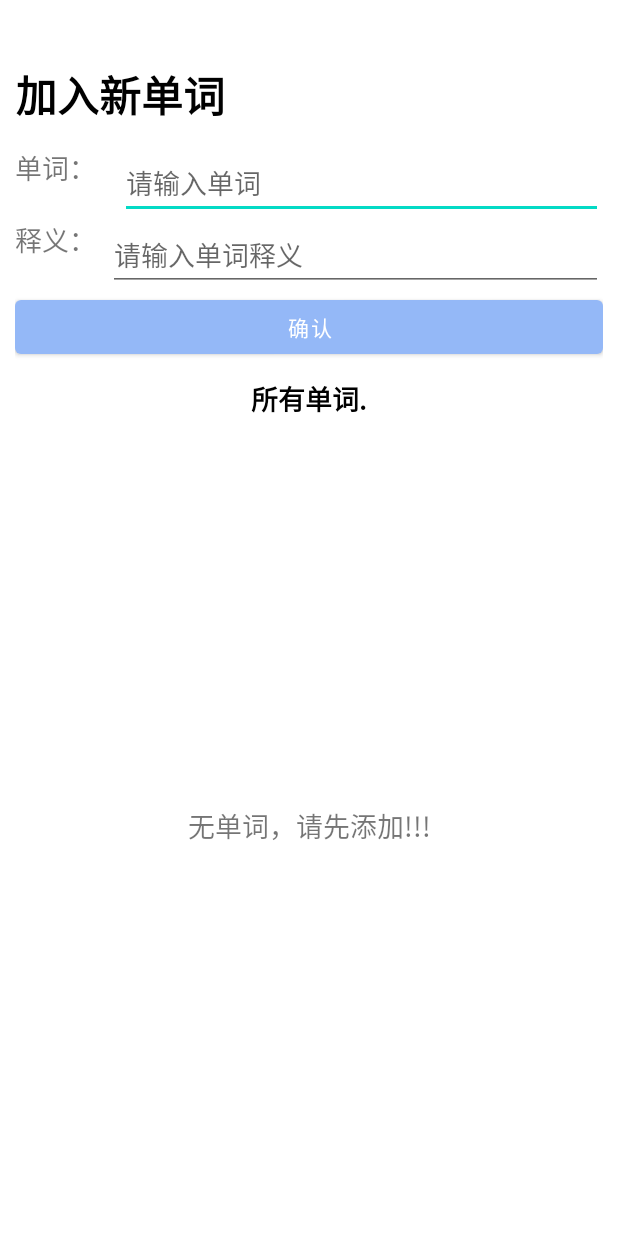
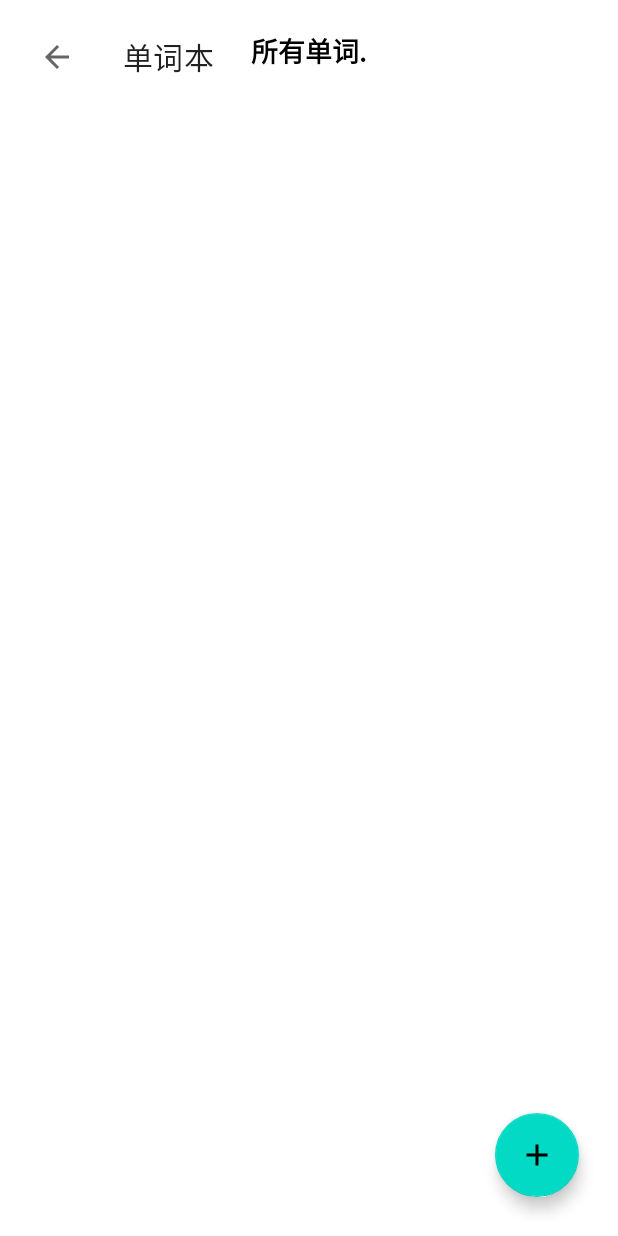
Before and after one commit to bin549/JYWordApp, an Android app: the WordEditor screen opened directly, with no data from a screen before it, on a phone screen of 412 x 824 dp. Run offline under Robolectric (Android 15) with nearby library versions, the phone set to English and light mode, and no system bars.

Commit message:
用户个人界面 #1

```diff
--- a/app/src/main/java/com/android/jywordapp/activities/MainActivity.kt
+++ b/app/src/main/java/com/android/jywordapp/activities/MainActivity.kt
@@ -25,7 +25,7 @@ class MainActivity : AppCompatActivity() {
             if (etName.text.toString().isEmpty() || etPassword.text.toString().isEmpty()) {
                 Toast.makeText(this, "用户名或者密码不能为空.", Toast.LENGTH_SHORT).show()
             } else {
-                val intent = Intent(this@MainActivity, WordEditor::class.java)
+                val intent = Intent(this@MainActivity, ProfileActivity::class.java)
                 GlobalScope.launch {
                     val user = userDao.fetchUser(etName.text.toString(), etPassword.text.toString())
                     if (user != null) {
--- /dev/null
+++ b/app/src/main/res/drawable-v24/ic_action_add_24dp.xml
@@ -0,0 +1,9 @@
+<vector xmlns:android="http://schemas.android.com/apk/res/android"
+    android:width="24dp"
+    android:height="24dp"
+    android:tint="#FFFFFF"
+    android:viewportWidth="24.0"
+    android:viewportHeight="24.0">
+    <path android:fillColor="@android:color/white"
+        android:pathData="M19,13h-6v6h-2v-6H5v-2h6V5h2v6h6v2z"/>
+</vector>
--- /dev/null
+++ b/app/src/main/res/drawable/ic_calendar.xml
@@ -0,0 +1,4 @@
+<?xml version="1.0" encoding="utf-8"?>
+<selector xmlns:android="http://schemas.android.com/apk/res/android">
+
+</selector>
--- /dev/null
+++ b/app/src/main/res/drawable/item_circular_color_accent_background.xml
@@ -0,0 +1,4 @@
+<?xml version="1.0" encoding="utf-8"?>
+<shape xmlns:android="http://schemas.android.com/apk/res/android" android:shape="oval">
+    <solid android:color="@color/colorAccent"/>
+</shape>
--- a/app/src/main/res/layout/activity_word_editor.xml
+++ b/app/src/main/res/layout/activity_word_editor.xml
@@ -1,5 +1,5 @@
 <?xml version="1.0" encoding="utf-8"?>
-<androidx.constraintlayout.widget.ConstraintLayout xmlns:android="http://schemas.android.com/apk/res/android"
+<FrameLayout xmlns:android="http://schemas.android.com/apk/res/android"
     xmlns:app="http://schemas.android.com/apk/res-auto"
     xmlns:tools="http://schemas.android.com/tools"
     android:layout_width="match_parent"
@@ -8,71 +8,78 @@
     tools:layout_editor_absoluteX="16dp"
     tools:layout_editor_absoluteY="48dp">
 
-    <TextView
-        android:id="@+id/tvTitle"
-        android:layout_width="wrap_content"
-        android:layout_height="wrap_content"
-        android:layout_marginTop="32dp"
-        android:text="加入新单词"
-        android:textColor="@android:color/black"
-        android:textSize="28sp"
-        android:textStyle="bold"
-        app:layout_constraintStart_toStartOf="parent"
-        app:layout_constraintTop_toTopOf="parent" />
+    <androidx.appcompat.widget.Toolbar
+        android:id="@+id/toolbar_word_editor_activity"
+        android:layout_width="match_parent"
+        android:layout_height="?android:attr/actionBarSize"
+        android:background="#FFFFFF" />
 
-    <TextView
-        android:id="@+id/tvNameLabel"
-        android:layout_width="wrap_content"
-        android:layout_height="wrap_content"
-        android:text="单词："
-        android:textSize="18sp"
-        app:layout_constraintBottom_toBottomOf="@id/etName"
-        app:layout_constraintEnd_toStartOf="@id/etName"
-        app:layout_constraintStart_toStartOf="@id/etName"
-        app:layout_constraintTop_toTopOf="@id/etName"
-        app:layout_constraintVertical_bias="0.0" />
 
-    <EditText
-        android:id="@+id/etName"
-        android:layout_width="0dp"
-        android:layout_height="wrap_content"
-        android:layout_marginStart="16dp"
-        android:layout_marginTop="88dp"
-        android:hint="请输入单词"
-        app:layout_constraintEnd_toEndOf="parent"
-        app:layout_constraintStart_toEndOf="@id/tvNameLabel"
-        app:layout_constraintTop_toTopOf="parent" />
+<!--    <TextView-->
+<!--        android:id="@+id/tvTitle"-->
+<!--        android:layout_width="wrap_content"-->
+<!--        android:layout_height="wrap_content"-->
+<!--        android:layout_marginTop="32dp"-->
+<!--        android:text="加入新单词"-->
+<!--        android:textColor="@android:color/black"-->
+<!--        android:textSize="28sp"-->
+<!--        android:textStyle="bold"-->
+<!--        app:layout_constraintStart_toStartOf="parent"-->
+<!--        app:layout_constraintTop_toTopOf="parent" />-->
 
-    <TextView
-        android:id="@+id/tvEmailLabel"
-        android:layout_width="wrap_content"
-        android:layout_height="wrap_content"
-        android:text="释义："
-        android:textSize="18sp"
-        app:layout_constraintBottom_toBottomOf="@id/etEmailId"
-        app:layout_constraintEnd_toStartOf="@id/etEmailId"
-        app:layout_constraintStart_toStartOf="parent"
-        app:layout_constraintTop_toTopOf="@id/etEmailId"
-        app:layout_constraintVertical_bias="0.0" />
+<!--    <TextView-->
+<!--        android:id="@+id/tvNameLabel"-->
+<!--        android:layout_width="wrap_content"-->
+<!--        android:layout_height="wrap_content"-->
+<!--        android:text="单词："-->
+<!--        android:textSize="18sp"-->
+<!--        app:layout_constraintBottom_toBottomOf="@id/etName"-->
+<!--        app:layout_constraintEnd_toStartOf="@id/etName"-->
+<!--        app:layout_constraintStart_toStartOf="@id/etName"-->
+<!--        app:layout_constraintTop_toTopOf="@id/etName"-->
+<!--        app:layout_constraintVertical_bias="0.0" />-->
 
-    <EditText
-        android:id="@+id/etEmailId"
-        android:layout_width="0dp"
-        android:layout_height="wrap_content"
-        android:layout_marginStart="8dp"
-        android:hint="请输入单词释义"
-        android:inputType="textEmailAddress"
-        app:layout_constraintEnd_toEndOf="parent"
-        app:layout_constraintStart_toEndOf="@id/tvEmailLabel"
-        app:layout_constraintTop_toBottomOf="@id/etName" />
+<!--    <EditText-->
+<!--        android:id="@+id/etName"-->
+<!--        android:layout_width="0dp"-->
+<!--        android:layout_height="wrap_content"-->
+<!--        android:layout_marginStart="16dp"-->
+<!--        android:layout_marginTop="88dp"-->
+<!--        android:hint="请输入单词"-->
+<!--        app:layout_constraintEnd_toEndOf="parent"-->
+<!--        app:layout_constraintStart_toEndOf="@id/tvNameLabel"-->
+<!--        app:layout_constraintTop_toTopOf="parent" />-->
 
-    <Button
-        android:id="@+id/btnAdd"
-        android:layout_width="match_parent"
-        android:layout_height="wrap_content"
-        android:text="确认"
-        app:layout_constraintTop_toBottomOf="@id/etEmailId"
-        tools:layout_editor_absoluteX="26dp" />
+<!--    <TextView-->
+<!--        android:id="@+id/tvEmailLabel"-->
+<!--        android:layout_width="wrap_content"-->
+<!--        android:layout_height="wrap_content"-->
+<!--        android:text="释义："-->
+<!--        android:textSize="18sp"-->
+<!--        app:layout_constraintBottom_toBottomOf="@id/etEmailId"-->
+<!--        app:layout_constraintEnd_toStartOf="@id/etEmailId"-->
+<!--        app:layout_constraintStart_toStartOf="parent"-->
+<!--        app:layout_constraintTop_toTopOf="@id/etEmailId"-->
+<!--        app:layout_constraintVertical_bias="0.0" />-->
+
+<!--    <EditText-->
+<!--        android:id="@+id/etEmailId"-->
+<!--        android:layout_width="0dp"-->
+<!--        android:layout_height="wrap_content"-->
+<!--        android:layout_marginStart="8dp"-->
+<!--        android:hint="请输入单词释义"-->
+<!--        android:inputType="textEmailAddress"-->
+<!--        app:layout_constraintEnd_toEndOf="parent"-->
+<!--        app:layout_constraintStart_toEndOf="@id/tvEmailLabel"-->
+<!--        app:layout_constraintTop_toBottomOf="@id/etName" />-->
+
+<!--    <Button-->
+<!--        android:id="@+id/btnAdd"-->
+<!--        android:layout_width="match_parent"-->
+<!--        android:layout_height="wrap_content"-->
+<!--        android:text="确认"-->
+<!--        app:layout_constraintTop_toBottomOf="@id/etEmailId"-->
+<!--        tools:layout_editor_absoluteX="26dp" />-->
 
     <TextView
         android:id="@+id/tvName"
@@ -85,8 +92,8 @@
         android:textColor="@android:color/black"
         android:textSize="18sp"
         android:textStyle="bold"
-        app:layout_constraintTop_toBottomOf="@id/btnAdd"
         tools:layout_editor_absoluteX="36dp" />
+<!--    app:layout_constraintTop_toBottomOf="@id/btnAdd"-->
 
     <androidx.recyclerview.widget.RecyclerView
         android:id="@+id/rvItemsList"
@@ -107,8 +114,17 @@
         android:textSize="18sp"
         android:visibility="gone"
         app:layout_constraintBottom_toBottomOf="parent"
-        app:layout_constraintTop_toBottomOf="@id/btnAdd"
         app:layout_constraintVertical_bias="0.541"
         tools:layout_editor_absoluteX="26dp"
         tools:visibility="visible" />
-</androidx.constraintlayout.widget.ConstraintLayout>
+    <!--    app:layout_constraintTop_toBottomOf="@id/btnAdd"-->
+
+    <com.google.android.material.floatingactionbutton.FloatingActionButton
+        android:id="@+id/fabAddHappyPlace"
+        android:layout_width="wrap_content"
+        android:layout_height="wrap_content"
+        android:layout_gravity="bottom|end"
+        android:layout_margin="@dimen/fab_margin"
+        app:srcCompat="@drawable/ic_action_add_24dp" />
+
+</FrameLayout>
--- a/app/src/main/res/values/colors.xml
+++ b/app/src/main/res/values/colors.xml
@@ -12,5 +12,8 @@
     <color name="colorWhite">#FFFFFF</color>
     <color name="skyBlue">#94B8F7</color>
     <color name="primary_text_color">#363A43</color>
+    <color name="main_screen_content_background_color">#EFEFEF</color>
+    <color name="divider_background">#e0e0e0</color>
+    <color name="colorAccent">#008F24</color>
 
 </resources>
--- a/app/src/main/res/values/strings.xml
+++ b/app/src/main/res/values/strings.xml
@@ -9,5 +9,6 @@
     <string name="password">密码</string>
     <string name="email">邮箱</string>
     <string name="please_wait">注册中，别急！&#8230;</string>
+    <string name="image_contentDescription">图片</string>
 
 </resources>
```
Also changed, not shown: app/src/main/AndroidManifest.xml (+7 -0 lines), app/src/main/java/com/android/jywordapp/activities/ProfileActivity.kt (added, +15 -0 lines), app/src/main/java/com/android/jywordapp/activities/WordEditor.kt (+42 -36 lines), app/src/main/res/drawable/humidity.xml (added, +17 -0 lines), app/src/main/res/drawable/location.xml (added, +33 -0 lines), app/src/main/res/drawable/snowflake.xml (added, +9 -0 lines), app/src/main/res/drawable/sunrise.xml (added, +27 -0 lines), app/src/main/res/drawable/sunset.xml (added, +59 -0 lines), app/src/main/res/layout/activity_profile.xml (added, +308 -0 lines), app/src/main/res/values/dimens.xml (+13 -0 lines), app/src/main/res/drawable-v24/ic_calendar.png (added).
